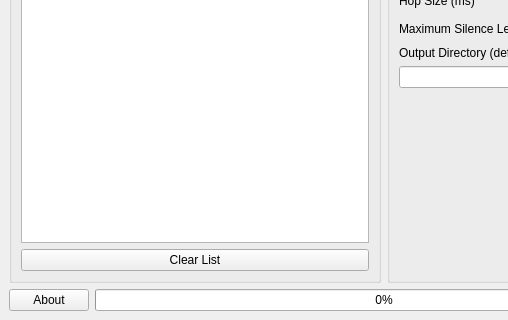
The window that gui/ui_mainwindow.ui (woodzofficial/audio-slicer) describes before a commit, drawn with Qt 5; both pictures show x 0 to 508 and y 160 to 480 of the 768 by 480 pixel window.
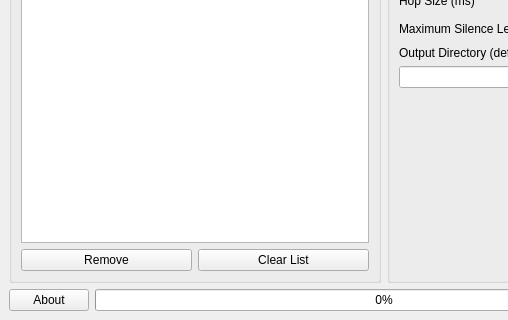
The same window after the commit.

Commit message: Add "remove selection" button

Patch:
```diff
--- a/gui/ui_mainwindow.ui
+++ b/gui/ui_mainwindow.ui
@@ -72,6 +72,18 @@
            <property name="frameShadow">
             <enum>QFrame::Plain</enum>
            </property>
+           <property name="selectionMode">
+            <enum>QAbstractItemView::ExtendedSelection</enum>
+           </property>
+          </widget>
+         </item>
+         <item>
+          <layout class="QHBoxLayout" name="horizontalLayout_5">
+           <item>
+            <widget class="QPushButton" name="btnRemove">
+             <property name="text">
+              <string>Remove</string>
+             </property>
           </widget>
          </item>
          <item>
@@ -80,6 +92,8 @@
             <string>Clear List</string>
            </property>
           </widget>
+           </item>
+          </layout>
          </item>
         </layout>
        </widget>
```
Lines whose indentation alone changed are shown as unchanged. The commit also changes 1 other file.
